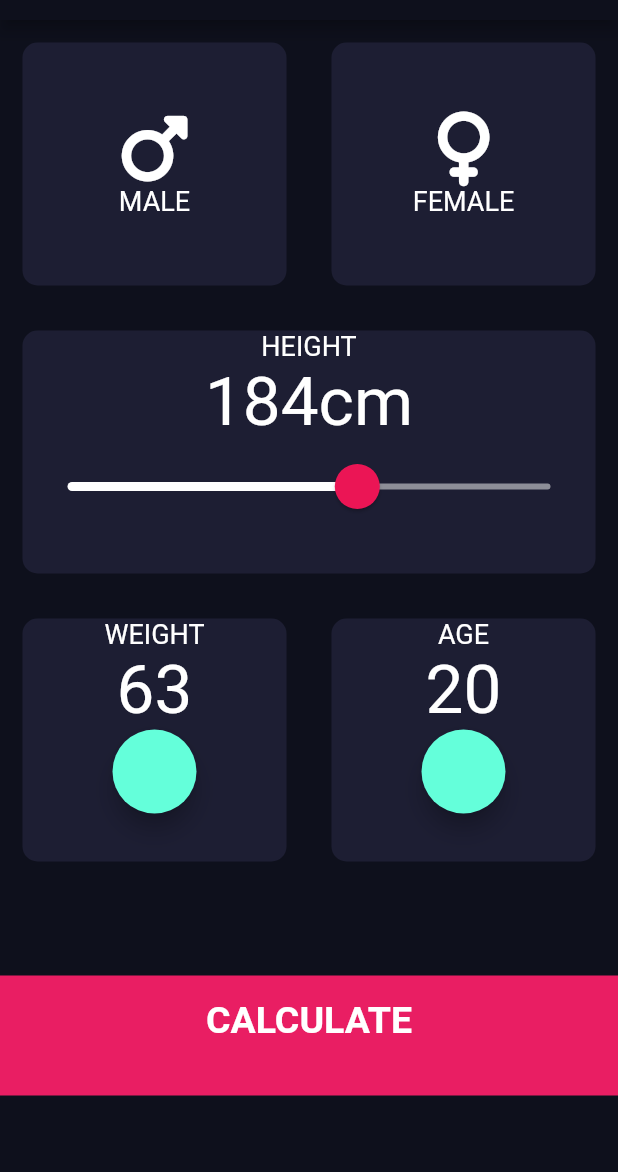
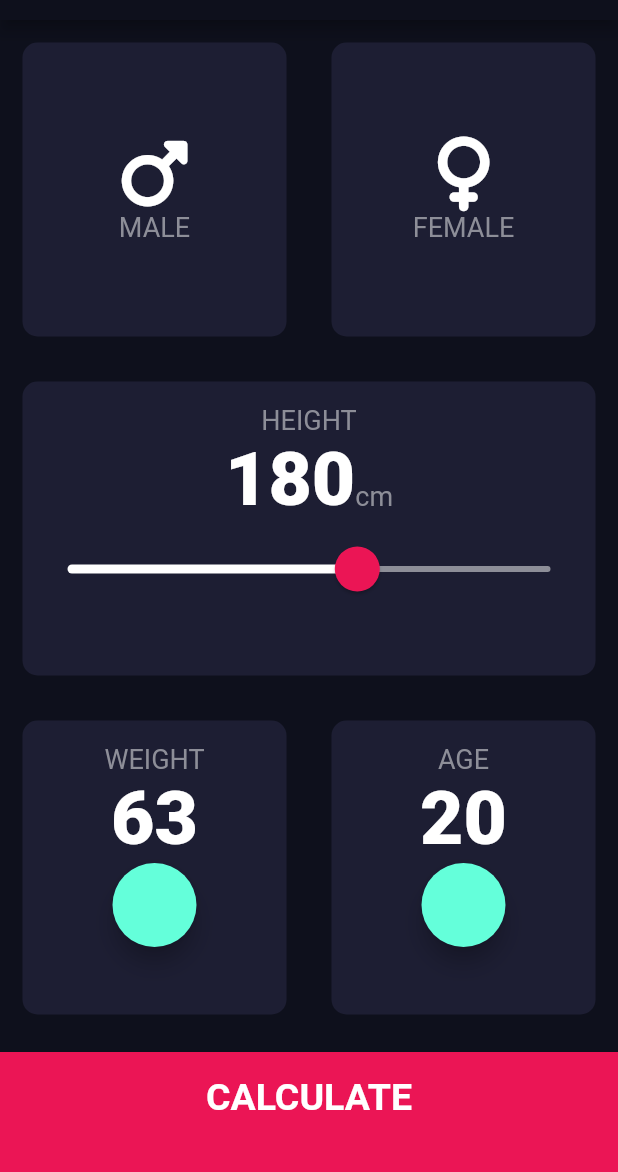
Before and after one commit to danaFlorescu/BMI-Calculator, a Flutter app: the screen it shows after launch, on a phone screen of 412 x 824 dp, the part 64-1236 px from its top. Run offline on Flutter 3.47's test engine with Material 2 defaults, Android fonts, the phone set to English and light mode, and no system bars; our stand-ins replace font_awesome_flutter.

Commit message:
completed the ui

```diff
--- a/lib/components/reusable_card.dart
+++ b/lib/components/reusable_card.dart
@@ -10,6 +10,7 @@ class ReusableCard extends StatelessWidget {
   Widget build(BuildContext context) {
     return Container(
       margin: EdgeInsets.all(15.0),
+      padding: EdgeInsets.fromLTRB(0, 15, 0, 15),
       decoration: BoxDecoration(
         color: colour,
         borderRadius: BorderRadius.circular(10.0),
--- a/lib/constants.dart
+++ b/lib/constants.dart
@@ -1,14 +1,4 @@
 import 'package:flutter/material.dart';
-
-const textStyleForReusableCards = TextStyle(
-  fontSize: 18.0,
-  color: Colors.white,
-);
-
-const textStyleForReusableCardsBig = TextStyle(
-  fontSize: 45.0,
-  color: Colors.white,
-);
 
 const kBottomContainerHeight = 80.0;
 
@@ -19,3 +9,15 @@ const kLargeButtonTextStyle = TextStyle(
 
 const kActiveCardColour = Color(0xFF1D1E33);
 const kInactiveCardColour = Color(0xFF111328);
+
+const colorBottomContainerColor = Color(0xFFEB1555);
+
+const textStyleForReusableCardsBig = TextStyle(
+  fontSize: 50.0,
+  fontWeight: FontWeight.w900,
+);
+
+const textStyleForReusableCards = TextStyle(
+  fontSize: 18.0,
+  color: Color(0xFF8D8E98),
+);
--- a/lib/main.dart
+++ b/lib/main.dart
@@ -78,9 +78,20 @@ class _InputPageState extends State<InputPage> {
                           'HEIGHT',
                           style: textStyleForReusableCards,
                         ),
+                        Row(
+                          mainAxisAlignment: MainAxisAlignment.center,
+                          crossAxisAlignment: CrossAxisAlignment.baseline,
+                          textBaseline: TextBaseline.alphabetic,
+                          children: <Widget>[
                             Text(
-                          '184cm',
+                              height.toString(),
                               style: textStyleForReusableCardsBig,
+                            ),
+                            Text(
+                              'cm',
+                              style: textStyleForReusableCards,
+                            )
+                          ],
                         ),
                         SliderTheme(
                           data: SliderTheme.of(context).copyWith(
@@ -147,8 +158,7 @@ class _InputPageState extends State<InputPage> {
               ],
             ),
           ),
-          Expanded(
-            child: Row(
+          Row(
             children: [
               Expanded(
                 child: Container(
@@ -158,7 +168,7 @@ class _InputPageState extends State<InputPage> {
                       style: kLargeButtonTextStyle,
                     ),
                   ),
-                    color: Colors.pink,
+                  color: colorBottomContainerColor,
                   margin: EdgeInsets.only(top: 10.0),
                   padding: EdgeInsets.only(bottom: 20.0),
                   width: double.infinity,
@@ -166,7 +176,6 @@ class _InputPageState extends State<InputPage> {
                 ),
               ),
             ],
-            ),
           )
         ],
       ),
```
Lines whose indentation alone changed are shown as unchanged.
